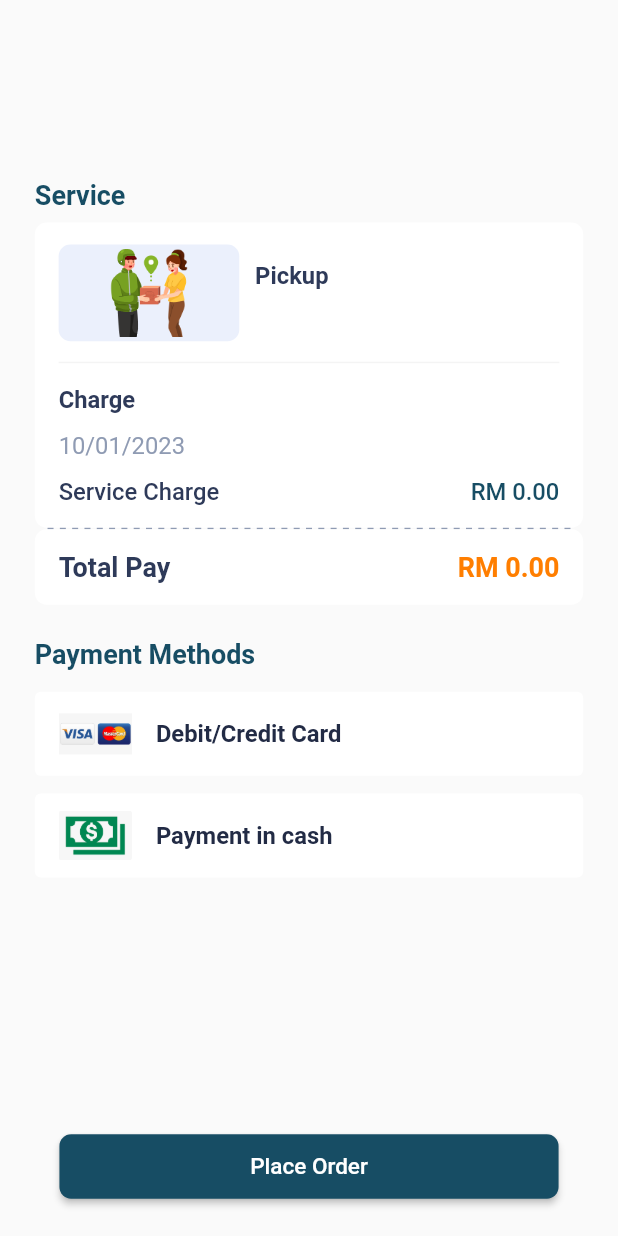
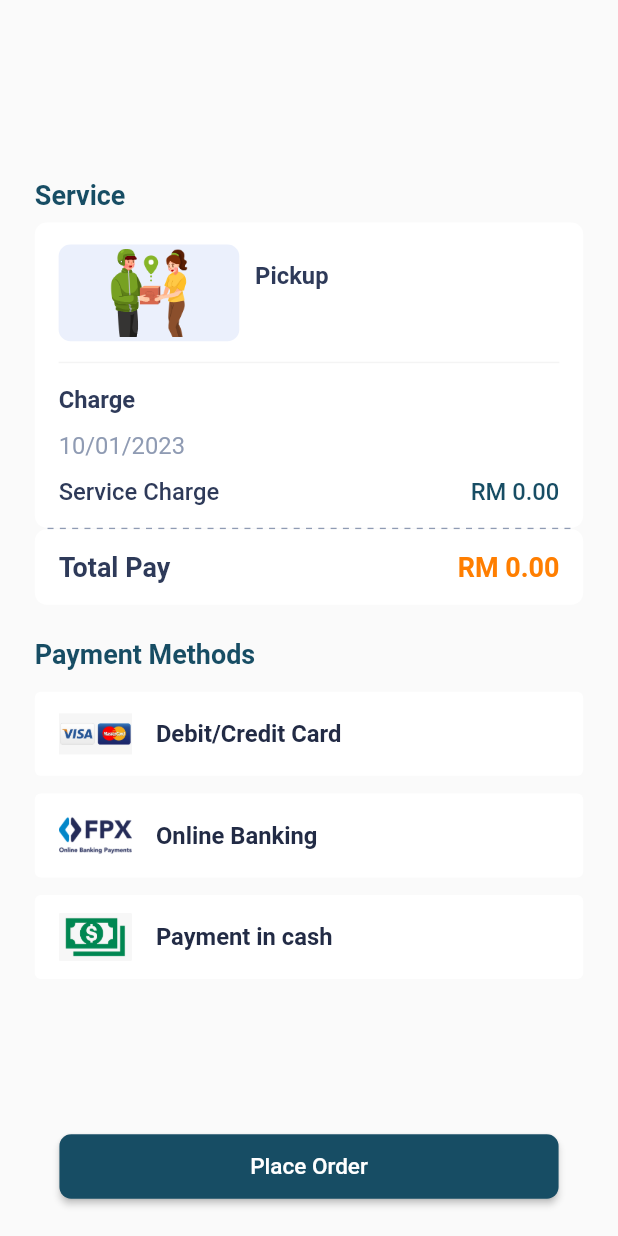
Before and after one commit to anasboyka/CarryPill, a Flutter app: the PaymentTab widget shown alone on an empty page, opened directly with empty values, on a phone screen of 412 x 824 dp. Run offline on Flutter 3.47's test engine with Material 2 defaults, Android fonts, the phone set to English and light mode, and no system bars; our stand-ins replace cloud_firestore, file_picker, firebase_auth, firebase_core, firebase_storage, flutter_screenutil and 5 more; missing offline and left inert: flutter_phone_direct_caller; accounts and stored records are empty; generated files the repository leaves out were written again; Roboto replaces fonts that are missing (SF Pro Text); project files that could hold a hidden picture were left out.

Commit message:
finished choose payment method

```diff
--- a/lib/presentations/pages/homepage/tabs/subhome/tabpage/payment_tab.dart
+++ b/lib/presentations/pages/homepage/tabs/subhome/tabpage/payment_tab.dart
@@ -28,6 +28,11 @@ class _PaymentTabState extends State<PaymentTab> {
       imgPath: 'assets/images/debit_credit.png',
       paymentName: 'Debit/Credit Card',
       paymentMethod: PaymentMethod.debitcredit,
+    ),
+    PaymentType(
+      imgPath: 'assets/images/fpx.png',
+      paymentName: 'Online Banking',
+      paymentMethod: PaymentMethod.fpx,
     ),
     PaymentType(
       imgPath: 'assets/images/cod.png',
```
